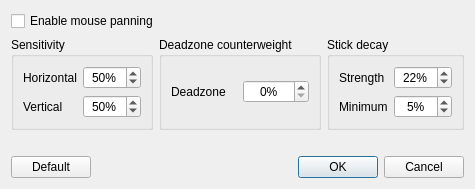
First picture: the form in src/yuzu/configuration/configure_mouse_panning.ui, repository Melos555/eden-kledd, before the edit.
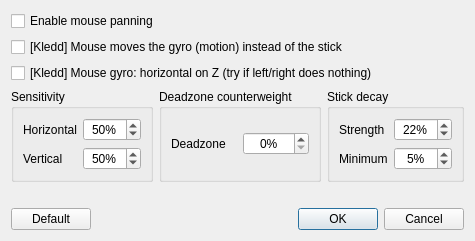
Second picture: the form after the edit.

Commit message:
Kledd: mouse panning can drive the gyro instead of the stick
New options in Configure mouse panning:
- [Kledd] Mouse moves the gyro (motion) instead of the stick
- [Kledd] Mouse gyro: horizontal on Z

Mouse movement since the last update is sent as rotation speed
(rotations/s, averaged over the last 4 updates, ~20 ms). Stick stays
centered. Stock mouse panning zeroed the motion before sending it.

Claude-Session: https://claude.ai/code/session_01LQe3VHJ5PaUBfZ1ZK5LX4H

```diff
--- a/src/yuzu/configuration/configure_mouse_panning.ui
+++ b/src/yuzu/configuration/configure_mouse_panning.ui
@@ -16,6 +16,23 @@
      </property>
     </widget>
    </item>
+   <item>
+    <widget class="QCheckBox" name="kledd_mouse_gyro">
+     <property name="text">
+      <string>[Kledd] Mouse moves the gyro (motion) instead of the stick</string>
+     </property>
+     <property name="toolTip">
+      <string>Needs mouse panning enabled and Motion bound to the mouse (Motion 1 &gt; click/move the mouse). Mouse movement becomes controller rotation; stopping the mouse stops the aim. Sensitivity below scales it.</string>
+     </property>
+    </widget>
+   </item>
+   <item>
+    <widget class="QCheckBox" name="kledd_mouse_gyro_yaw_z">
+     <property name="text">
+      <string>[Kledd] Mouse gyro: horizontal on Z (try if left/right does nothing)</string>
+     </property>
+    </widget>
+   </item>
    <item>
     <layout class="QHBoxLayout">
      <item>
```
The commit also changes 4 other files.
